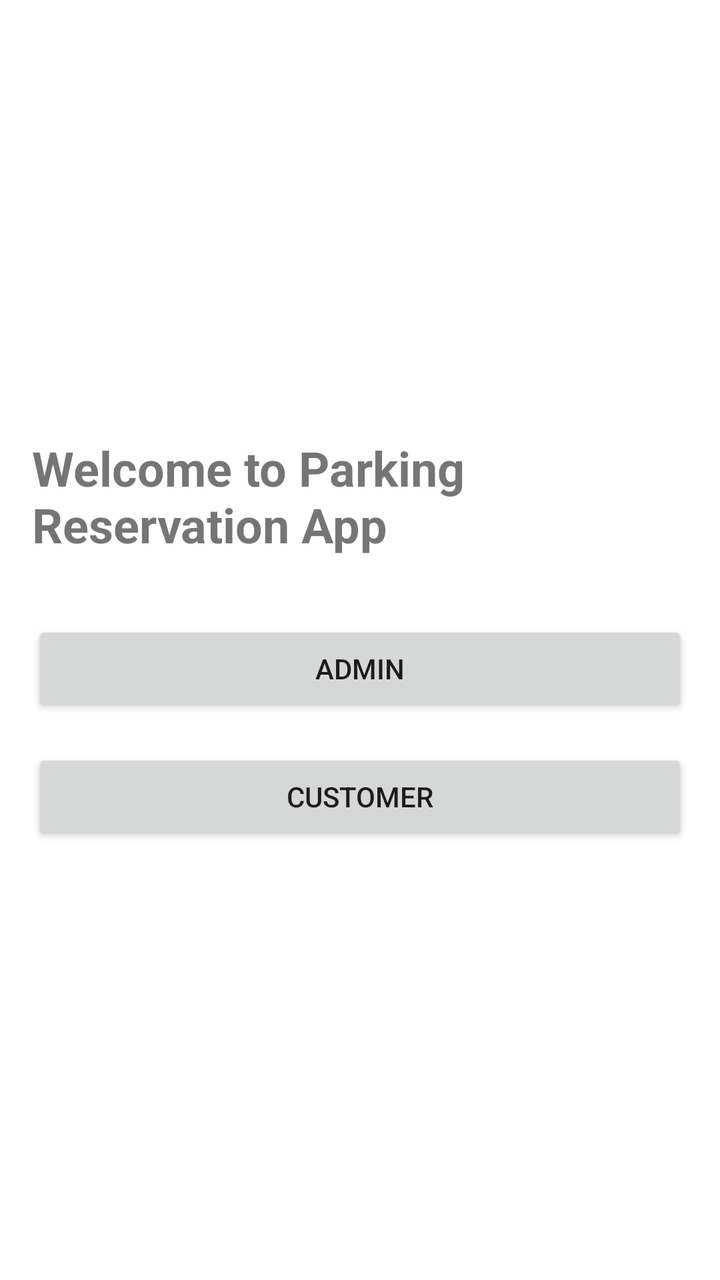
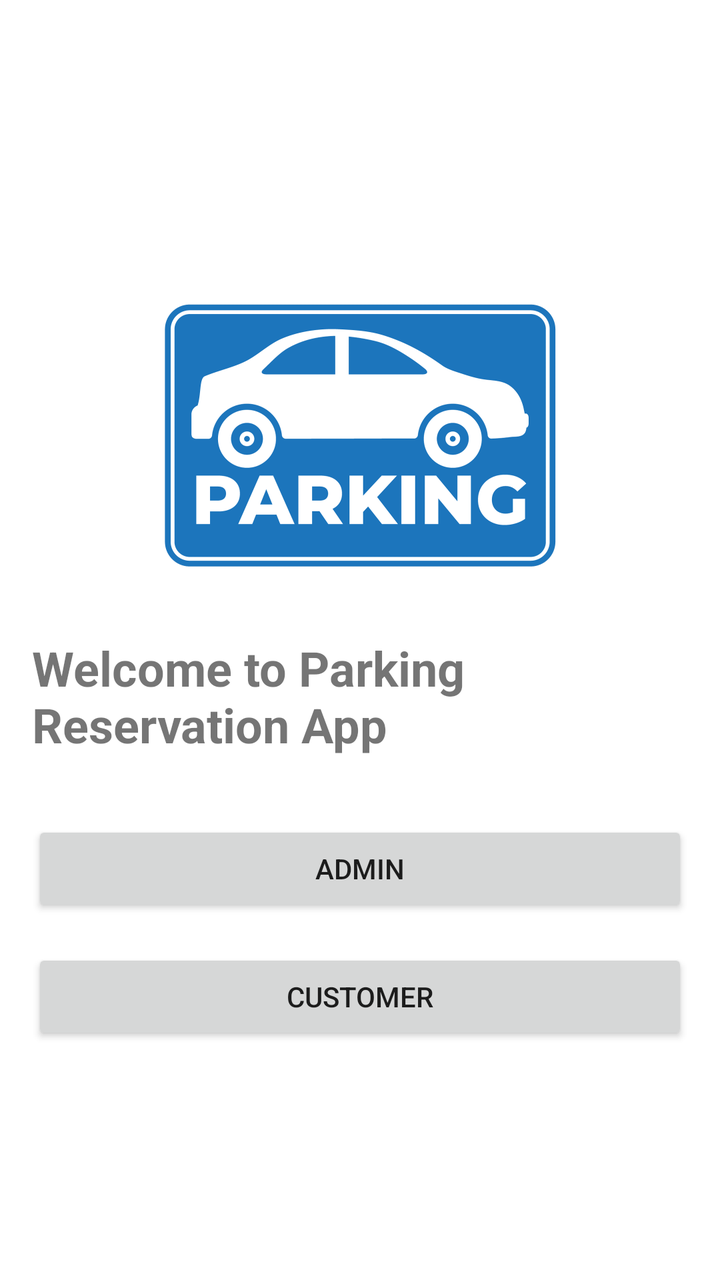

Two renders of the same Android screen: before a commit and after it. Below are the layout's source before the change and the commit's diff.
<!-- AndroidManifest.xml: application theme Theme.ParkingReservationApp -->
<!-- res/layout/activity_welcome.xml -->
<?xml version="1.0" encoding="utf-8"?>
<LinearLayout
    xmlns:android="http://schemas.android.com/apk/res/android"
    android:layout_width="match_parent"
    android:layout_height="match_parent"
    android:orientation="vertical"
    android:gravity="center"
    android:padding="16dp">

    <TextView
        android:layout_width="wrap_content"
        android:layout_height="wrap_content"
        android:text="Welcome to Parking Reservation App"
        android:textSize="24sp"
        android:textStyle="bold"
        android:layout_marginBottom="32dp"/>

    <Button
        android:id="@+id/btnAdmin"
        android:layout_width="match_parent"
        android:layout_height="wrap_content"
        android:text="Admin"
        android:layout_marginBottom="16dp"/>

    <Button
        android:id="@+id/btnCustomer"
        android:layout_width="match_parent"
        android:layout_height="wrap_content"
        android:text="Customer"/>
</LinearLayout>
<!-- resources referenced by this layout -->
<resources>
  <style name="Theme.ParkingReservationApp" parent="Theme.MaterialComponents.DayNight.DarkActionBar">
          
          <item name="colorPrimary">@color/purple_500</item>
          <item name="colorPrimaryVariant">@color/purple_700</item>
          <item name="colorOnPrimary">@color/white</item>
          
          <item name="colorSecondary">@color/teal_200</item>
          <item name="colorSecondaryVariant">@color/teal_700</item>
          <item name="colorOnSecondary">@color/black</item>
          
          <item name="android:statusBarColor" tools:targetApi="l">?attr/colorPrimaryVariant</item>
          
      </style>
  <color name="purple_500">#FF6200EE</color>
  <color name="purple_700">#FF3700B3</color>
  <color name="white">#FFFFFFFF</color>
  <color name="teal_200">#FF03DAC5</color>
  <color name="teal_700">#FF018786</color>
  <color name="black">#FF000000</color>
</resources>

<!-- the commit's change to res/layout/activity_welcome.xml (unified diff, before → after) -->
@@ -6,6 +6,13 @@
     android:orientation="vertical"
     android:gravity="center"
     android:padding="16dp">
+
+
+    <ImageView
+        android:id="@+id/ivLogo"
+        android:layout_width="200dp"
+        android:layout_height="200dp"
+        android:src="@drawable/parkinglogo" />
 
     <TextView
         android:layout_width="wrap_content"
<!-- resource entries referenced after the edit -->
@@ -1,5 +1,6 @@
 <!-- resources referenced by this layout -->
 <resources>
+  <!-- drawable parkinglogo: png bitmap (drawable, 97574 bytes) -->
   <style name="Theme.ParkingReservationApp" parent="Theme.MaterialComponents.DayNight.DarkActionBar">
           
           <item name="colorPrimary">@color/purple_500</item>
